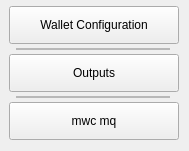
Old version of the form core/navmenuconfig.ui in the repository 0xkobe/mwc-wallet.
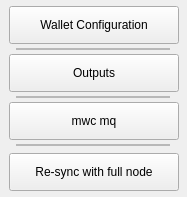
New version of the form. Custom widgets are drawn as their Qt base class.

Commit message: outputs and resync

The edit to the form file:
```diff
--- a/core/navmenuconfig.ui
+++ b/core/navmenuconfig.ui
@@ -6,8 +6,8 @@
    <rect>
     <x>0</x>
     <y>0</y>
-    <width>189</width>
-    <height>151</height>
+    <width>187</width>
+    <height>197</height>
    </rect>
   </property>
   <property name="windowTitle">
@@ -87,6 +87,35 @@
     <string>mwc mq</string>
    </property>
   </widget>
+  <widget class="control::MwcFrameWithBorder" name="frame_4">
+   <property name="geometry">
+    <rect>
+     <x>16</x>
+     <y>144</y>
+     <width>154</width>
+     <height>2</height>
+    </rect>
+   </property>
+   <property name="frameShape">
+    <enum>QFrame::StyledPanel</enum>
+   </property>
+   <property name="frameShadow">
+    <enum>QFrame::Raised</enum>
+   </property>
+  </widget>
+  <widget class="control::NavMenuButton" name="resyncButton">
+   <property name="geometry">
+    <rect>
+     <x>9</x>
+     <y>153</y>
+     <width>170</width>
+     <height>38</height>
+    </rect>
+   </property>
+   <property name="text">
+    <string>Re-sync with full node</string>
+   </property>
+  </widget>
  </widget>
  <customwidgets>
   <customwidget>
```
The commit also changes 53 other files.
